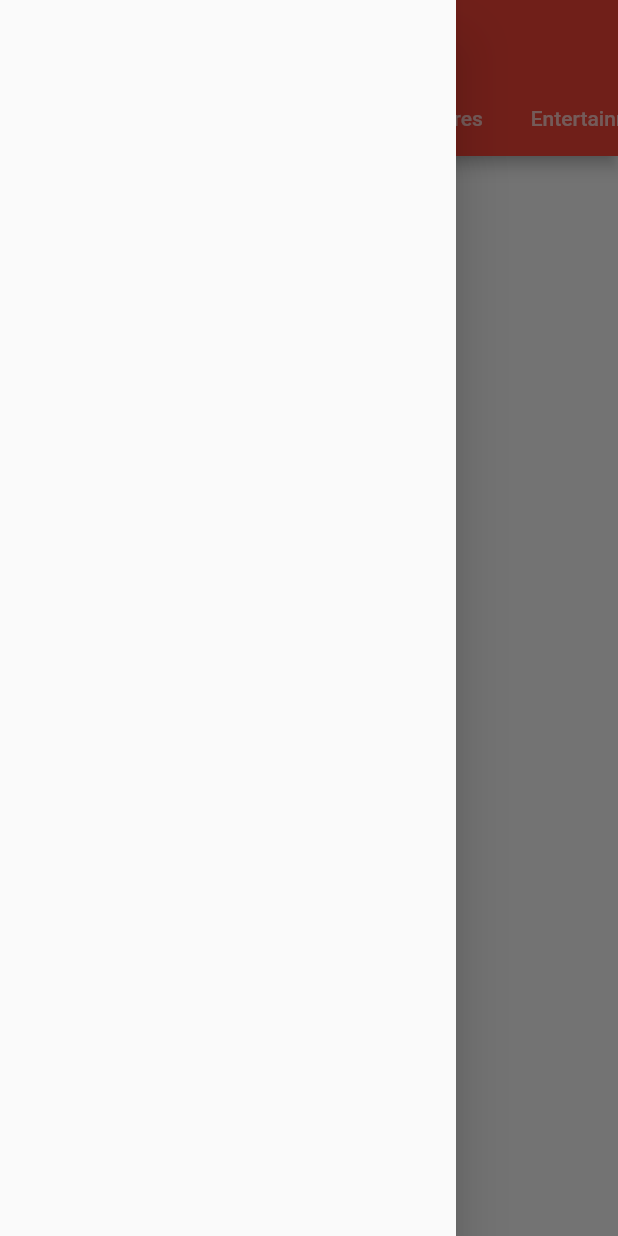
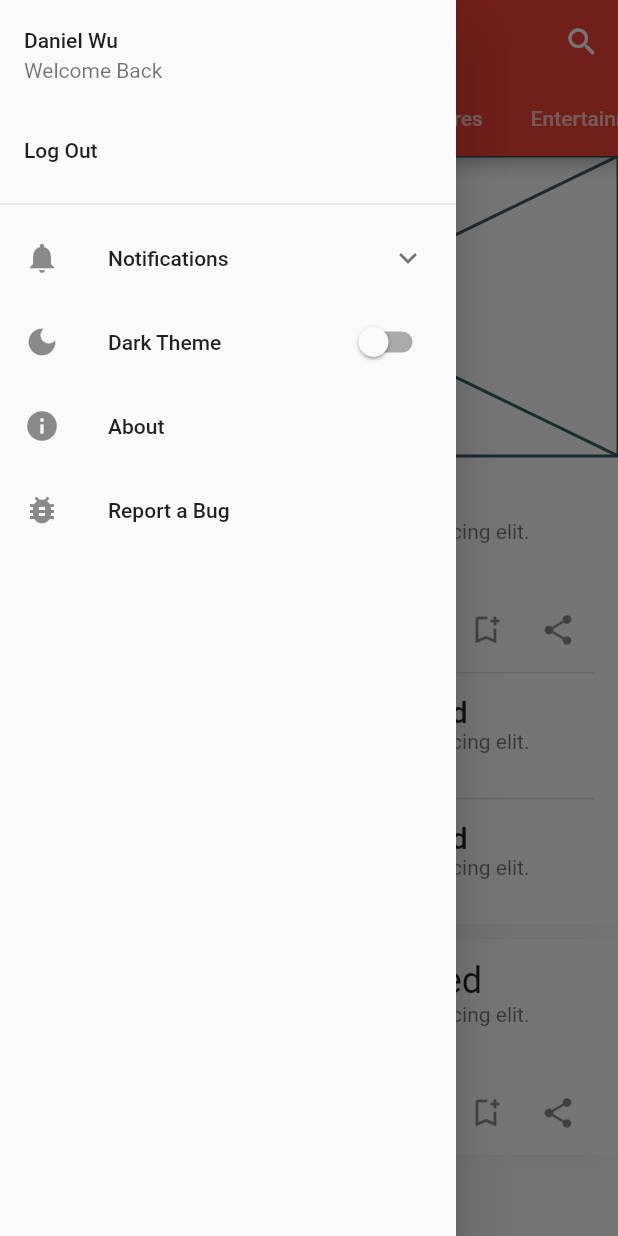
Before and after one commit to CentralTimes/centraltimes_app, a Flutter app: the screen it shows after launch, with the side drawer open, on a phone screen of 412 x 824 dp. Run offline on Flutter 3.47's test engine with Material 2 defaults, Android fonts, the phone set to English and light mode, and no system bars.

Commit message:
basic layout of home page

```diff
--- a/lib/main.dart
+++ b/lib/main.dart
@@ -10,18 +10,9 @@ class MyApp extends StatelessWidget {
   @override
   Widget build(BuildContext context) {
     return MaterialApp(
-      title: 'Flutter Demo',
+      title: 'Central Times',
       theme: ThemeData(
-        // This is the theme of your application.
-        //
-        // Try running your application with "flutter run". You'll see the
-        // application has a blue toolbar. Then, without quitting the app, try
-        // changing the primarySwatch below to Colors.green and then invoke
-        // "hot reload" (press "r" in the console where you ran "flutter run",
-        // or simply save your changes to "hot reload" in a Flutter IDE).
-        // Notice that the counter didn't reset back to zero; the application
-        // is not restarted.
-        primarySwatch: Colors.blue,
+        primarySwatch: Colors.red,
       ),
       home: HomeView(),
     );
--- a/lib/views/home.dart
+++ b/lib/views/home.dart
@@ -1,3 +1,6 @@
+import 'package:app/widgets/drawer.dart';
+import 'package:app/widgets/news-card.dart';
+import 'package:app/widgets/search.dart';
 import 'package:flutter/material.dart';
 
 class HomeView extends StatelessWidget {
@@ -6,15 +9,16 @@ class HomeView extends StatelessWidget {
     return DefaultTabController(
       length: 8,
       child: Scaffold(
-        drawer: Drawer(
-          child: Container(),
-        ),
+        drawer: AppDrawer(),
         appBar: AppBar(
-          backgroundColor: Colors.red,
           centerTitle: true,
           title: Text("Central Times"),
           actions: [
-            //IconButton(onPressed: showSearch(context: context, ), icon: icon)
+            IconButton(
+                onPressed: () {
+                  showSearch(context: context, delegate: SearchNewsDelegate());
+                },
+                icon: Icon(Icons.search))
           ],
           bottom: TabBar(
             isScrollable: true,
@@ -31,18 +35,65 @@ class HomeView extends StatelessWidget {
             ],
           ),
         ),
-        body: TabBarView(
+        body: TabBarView(children: [
+          ListView(
             children: [
+              NewsCard(
+                  image: Placeholder(fallbackHeight: 200),
+                  title: "A New Thing Happened",
+                  subtitle:
+                      "orem ipsum dolor sit amet, consectetur adipiscing elit. Nullam nec eleifend urna. ",
+                  date: "June 6",
+                  secondary: NewsCard(
+                      title: "Another Smaller Thing Happened",
+                      subtitle:
+                          "orem ipsum dolor sit amet, consectetur adipiscing elit. Nullam nec eleifend urna. ",
+                      date: "June 6",
+                      isSecondary: true,
+                      displayTrailingBar: false,
+                      secondary: NewsCard(
+                      title: "Another Smaller Thing Happened",
+                      subtitle:
+                          "orem ipsum dolor sit amet, consectetur adipiscing elit. Nullam nec eleifend urna. ",
+                      date: "June 6",
+                      isSecondary: true,
+                      displayTrailingBar: false))),
+              Padding(padding: EdgeInsets.all(5)),
+              NewsCard(
+                title: "Another Big Thing Happened",
+                subtitle:
+                    "orem ipsum dolor sit amet, consectetur adipiscing elit. Nullam nec eleifend urna. ",
+                date: "June 6"),
+            ],
+          ),
+          ListView(
+            children: [
+              NewsCard(
+                title: "A Community Thing Happened",
+                subtitle:
+                    "orem ipsum dolor sit amet, consectetur adipiscing elit. Nullam nec eleifend urna. ",
+                date: "June 6"),
+              Padding(padding: EdgeInsets.all(5)),
+              NewsCard(
+                title: "A Community Thing Happened",
+                subtitle:
+                    "orem ipsum dolor sit amet, consectetur adipiscing elit. Nullam nec eleifend urna. ",
+                date: "June 6"),
+              Padding(padding: EdgeInsets.all(5)),
+              NewsCard(
+                title: "A Community Thing Happened",
+                subtitle:
+                    "orem ipsum dolor sit amet, consectetur adipiscing elit. Nullam nec eleifend urna. ",
+                date: "June 6"),
+            ],
+          ),
           Container(),
           Container(),
           Container(),
           Container(),
           Container(),
           Container(),
-            Container(),
-            Container(),
-          ]
-        ),
+        ]),
       ),
     );
   }
--- /dev/null
+++ b/lib/widgets/drawer.dart
@@ -0,0 +1,77 @@
+import 'package:flutter/material.dart';
+
+class AppDrawer extends StatelessWidget {
+  @override
+  Widget build(BuildContext context) {
+    return Drawer(
+      child: ListView(
+        children: [
+          ListTile(title: Text("Daniel Wu"), subtitle: Text("Welcome Back")),
+          ListTile(title: Text("Log Out")),
+          Divider(),
+          NotificationAccordion(),
+          ListTile(
+              leading: Icon(Icons.dark_mode),
+              title: Text("Dark Theme"),
+              trailing: Switch(value: false, onChanged: (_) {})),
+          ListTile(leading: Icon(Icons.info), title: Text("About")),
+          ListTile(
+              leading: Icon(Icons.bug_report), title: Text("Report a Bug")),
+        ],
+      ),
+    );
+  }
+}
+
+class NotificationAccordion extends StatefulWidget {
+  @override
+  _NotificationAccordionState createState() => _NotificationAccordionState();
+}
+
+class _NotificationAccordionState extends State<NotificationAccordion> {
+  bool expanded = false;
+  @override
+  Widget build(BuildContext context) {
+    return ExpansionPanelList(
+      elevation: 0,
+      expansionCallback: (index, isExpanded) {
+        setState(() {
+          expanded = !expanded;
+        });
+      },
+      children: [
+        ExpansionPanel(
+          backgroundColor: Theme.of(context).canvasColor,
+          headerBuilder: (context, isExpanded) => ListTile(
+              leading: Icon(Icons.notifications), title: Text("Notifications")),
+          body: Column(
+            mainAxisAlignment: MainAxisAlignment.center,
+            children: [
+              ListTile(
+                  title: Text("Latest News"),
+                  subtitle: Text("Important articles and stories."),
+                  trailing: Switch(value: false, onChanged: (_) {})),
+              ListTile(
+                  title: Text("Community"),
+                  trailing: Switch(value: false, onChanged: (_) {})),
+              ListTile(
+                  title: Text("Profiles"),
+                  trailing: Switch(value: false, onChanged: (_) {})),
+              ListTile(
+                  title: Text("Entertainment"),
+                  trailing: Switch(value: false, onChanged: (_) {})),
+              ListTile(
+                  title: Text("Sports"),
+                  trailing: Switch(value: false, onChanged: (_) {})),
+              ListTile(
+                  title: Text("Surveys"),
+                  trailing: Switch(value: false, onChanged: (_) {})),
+              Divider(),
+            ],
+          ),
+          isExpanded: expanded,
+        ),
+      ],
+    );
+  }
+}
--- /dev/null
+++ b/lib/widgets/news-card.dart
@@ -0,0 +1,83 @@
+import 'package:flutter/material.dart';
+
+class NewsCard extends StatelessWidget {
+  final String title;
+  final String date;
+  final bool displayTrailingBar;
+  final String? subtitle;
+  final Widget? image;
+  final NewsCard? secondary;
+  final bool isSecondary;
+
+  NewsCard(
+      {required this.title,
+      required this.date,
+      this.subtitle,
+      this.image,
+      this.displayTrailingBar = true,
+      this.secondary,
+      this.isSecondary = false});
+  @override
+  Widget build(BuildContext context) {
+    return Ink(
+      decoration: (isSecondary)
+          ? null
+          : BoxDecoration(
+              color: Theme.of(context).cardColor,
+              boxShadow: [
+                BoxShadow(
+                  offset: Offset(0, 5),
+                  blurRadius: 8,
+                  spreadRadius: -15,
+                ),
+                BoxShadow(
+                  offset: Offset(0, -5),
+                  blurRadius: 8,
+                  spreadRadius: -15,
+                ),
+              ],
+            ),
+      child: Column(
+        children: [
+          InkWell(
+            onTap: () {},
+            child: Column(
+              crossAxisAlignment: CrossAxisAlignment.start,
+              children: [
+                image ?? Container(),
+                ListTile(
+                    title: Text(title,
+                        style: (isSecondary)
+                            ? Theme.of(context).textTheme.headline6
+                            : Theme.of(context).textTheme.headline5),
+                    contentPadding:
+                        EdgeInsets.symmetric(horizontal: 16, vertical: 10),
+                    subtitle: Text(subtitle ?? "")),
+                if (displayTrailingBar)
+                  ListTile(
+                      title: Text(date,
+                          style: Theme.of(context).textTheme.bodyText2),
+                      trailing: Row(
+                        mainAxisSize: MainAxisSize.min,
+                        children: [
+                          IconButton(
+                              onPressed: () {},
+                              icon: Icon(Icons.bookmark_add_outlined)),
+                          IconButton(
+                              onPressed: () {}, icon: Icon(Icons.share)),
+                        ],
+                      )),
+              ],
+            ),
+          ),
+          if (secondary != null) ...[
+            Container(
+
+              child: Divider(height: 1, thickness: 1, indent: 16, endIndent: 16)),
+            secondary!,
+          ]
+        ],
+      ),
+    );
+  }
+}
--- a/lib/widgets/search.dart
+++ b/lib/widgets/search.dart
@@ -1,6 +1,10 @@
 import 'package:flutter/material.dart';
 
 class SearchNewsDelegate extends SearchDelegate {
+  @override
+  ThemeData appBarTheme(BuildContext context) {
+    return Theme.of(context).copyWith(textSelectionTheme: TextSelectionThemeData(cursorColor: Theme.of(context).canvasColor, selectionColor: Colors.blue.withAlpha(150)));
+  }
   @override
   List<Widget> buildActions(BuildContext context) {
     return [
```
Also changed, not shown: 1 other file. Lines whose indentation alone changed are shown as unchanged.
